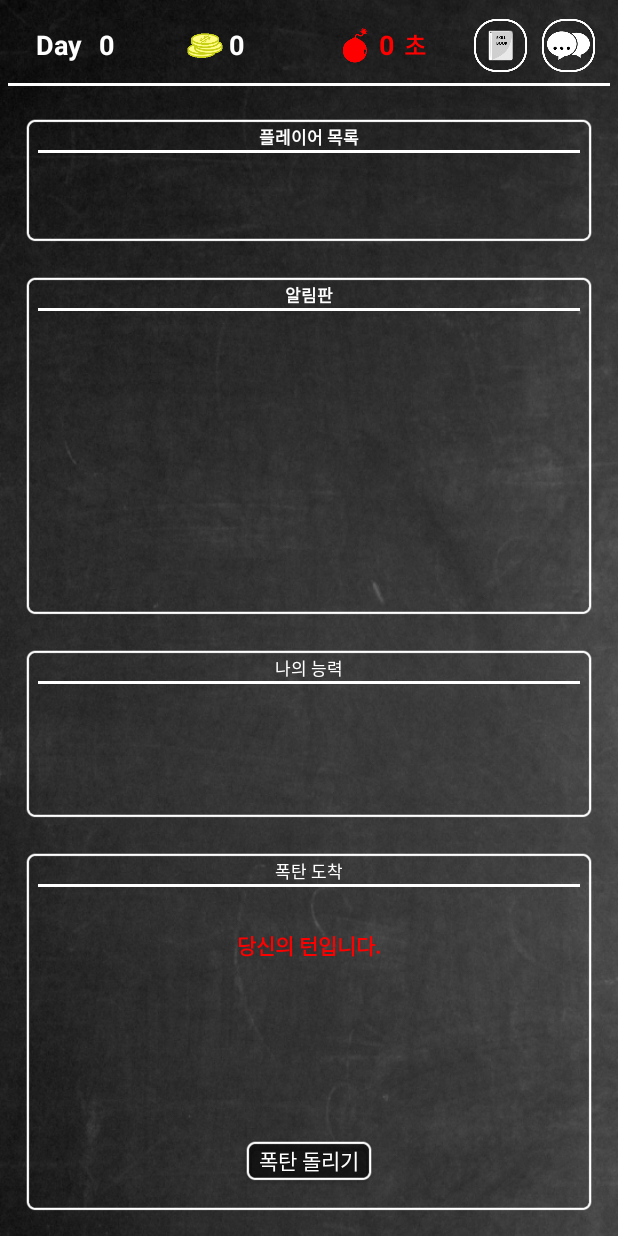
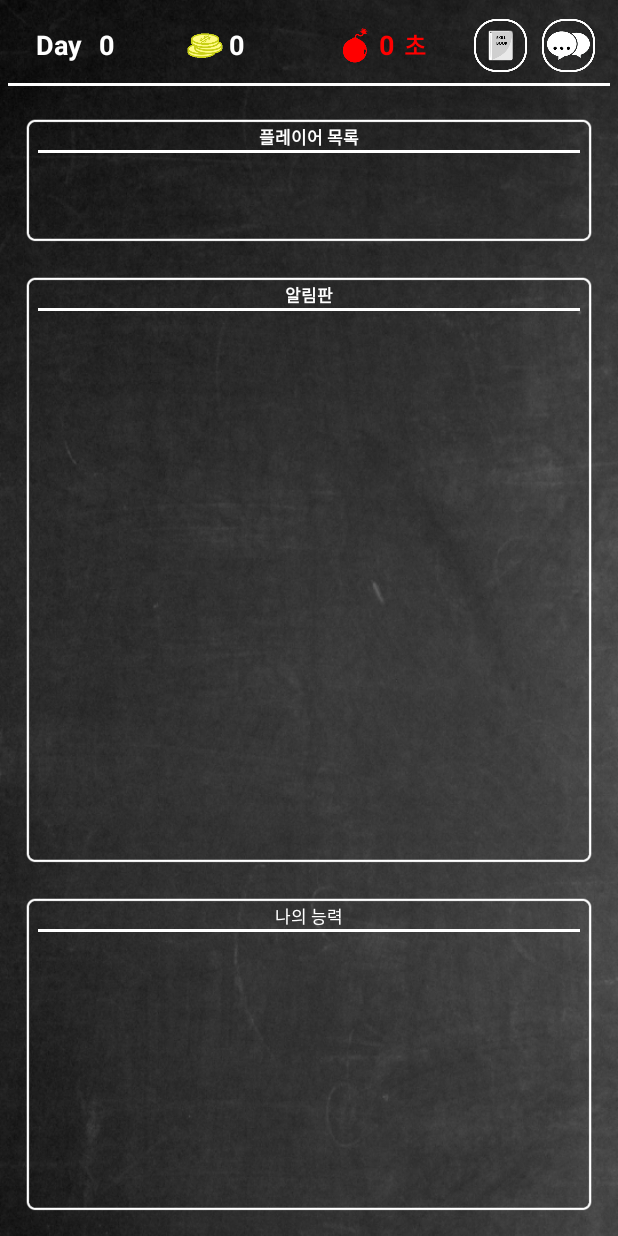
Before and after one commit to panseok/OlaChat, an Android app: the layout activity_game_boom_spin.xml on its own in the app's theme, with its tools: preview values and no code run, on a phone screen of 412 x 824 dp. Run offline under Robolectric (Android 15) with nearby library versions, the phone set to English and light mode, and no system bars.

Commit message:
폭탄 도착 레이아웃 삭제 및 다이얼로그 창으로 수정

```diff
--- a/app/src/main/java/com/olacompany/olachat/lobby/LobbyActivity.java
+++ b/app/src/main/java/com/olacompany/olachat/lobby/LobbyActivity.java
@@ -287,7 +287,7 @@ public class LobbyActivity extends AppCompatActivity {
                     public void afterTextChanged(Editable editable) {
                         text = editable.toString();
                         if (TextUtils.isEmpty(text)) {
-                            textViewHint.setText("부적절한 방제목을 사용시 제제될 수 있습니다.");
+                            textViewHint.setText("부적절한 제목을 사용시 제제될 수 있습니다.");
                             textViewHint.setTextColor(Color.GRAY);
                         } else if (DevTools.isOxfordText(String.valueOf(text))) {
                             textViewHint.setText("사용 불가능한 제목입니다.");
@@ -321,7 +321,7 @@ public class LobbyActivity extends AppCompatActivity {
                             NettyClient.getSession().writeAndFlush(LobbyPacket.sendCreateRoom(NettyClient.getUserId(), editText.getText().toString()));
                             alertDialog.dismiss();
                         } else {
-                            DevTools.showToastShortMsg(getInstance(), "사용 불가능한 방제목입니다.");
+                            DevTools.showToastShortMsg(getInstance(), "사용 불가능한 제목입니다.");
                         }
                     }
                 });
--- a/app/src/main/res/layout/activity_game_boom_spin.xml
+++ b/app/src/main/res/layout/activity_game_boom_spin.xml
@@ -255,71 +255,7 @@
                         android:padding="5dp"/>
                 </LinearLayout>
             </LinearLayout>
-            <LinearLayout
-                android:layout_width="match_parent"
-                android:layout_height="wrap_content"
-                android:id="@+id/boom_spin_mytrun_layout"
-                android:background="@drawable/btn_background6_image"
-                android:layout_margin="10dp"
-                android:orientation="vertical">
-                <TextView
-                    android:layout_width="fill_parent"
-                    android:layout_height="wrap_content"
-                    android:textSize="11sp"
-                    android:text="폭탄 도착"
-                    android:textColor="@color/white"
-                    android:gravity="center"
-                    android:layout_marginTop="5dp"
-                    />
-                <View
-                    android:layout_marginLeft="10dp"
-                    android:layout_marginRight="10dp"
-                    android:layout_width="match_parent"
-                    android:layout_height="2dp"
-                    android:background="@drawable/background_bar_image"/>
-                <FrameLayout
-                    android:layout_width="fill_parent"
-                    android:layout_height="wrap_content">
-                    <LinearLayout
-                        android:layout_margin="10dp"
-                        android:layout_width="fill_parent"
-                        android:layout_height="wrap_content"
-                        android:layout_gravity="center"
-                        android:orientation="vertical">
-                        <View
-                            android:layout_width="fill_parent"
-                            android:layout_height="10dp"/>
-                        <TextView
-                            android:textSize="14.0sp"
-                            android:textColor="#FF0000"
-                            android:gravity="center"
-                            android:layout_gravity="center"
-                            android:textStyle="bold"
-                            android:layout_width="wrap_content"
-                            android:layout_height="37dp"
-                            android:padding="3dp"
-                            android:text="당신의 턴입니다."/>
-                        <ImageView
-                            android:id="@+id/boom_img"
-                            android:layout_gravity="center"
-                            android:layout_width="100dp"
-                            android:layout_height="100dp"/>
-                        <View
-                            android:layout_width="match_parent"
-                            android:layout_height="10dp"/>
-                        <Button
-                            android:id="@+id/btn_boom_spin"
-                            android:layout_gravity="center"
-                            android:layout_width="wrap_content"
-                            android:layout_height="30dp"
-                            android:background="@drawable/btn_background2_image"
-                            android:text="폭탄 돌리기"/>
-                        <View
-                            android:layout_width="fill_parent"
-                            android:layout_height="10dp"/>
-                    </LinearLayout>
-                </FrameLayout>
-            </LinearLayout>
+
         </LinearLayout>
         <LinearLayout
             android:layout_gravity="right"
```
Also changed, not shown: app/src/main/java/com/olacompany/olachat/game/boomspin/BoomSpinActivity.java (+55 -37 lines), app/src/main/res/layout/alertdialog_boom_arrival.xml (added, +52 -0 lines).
